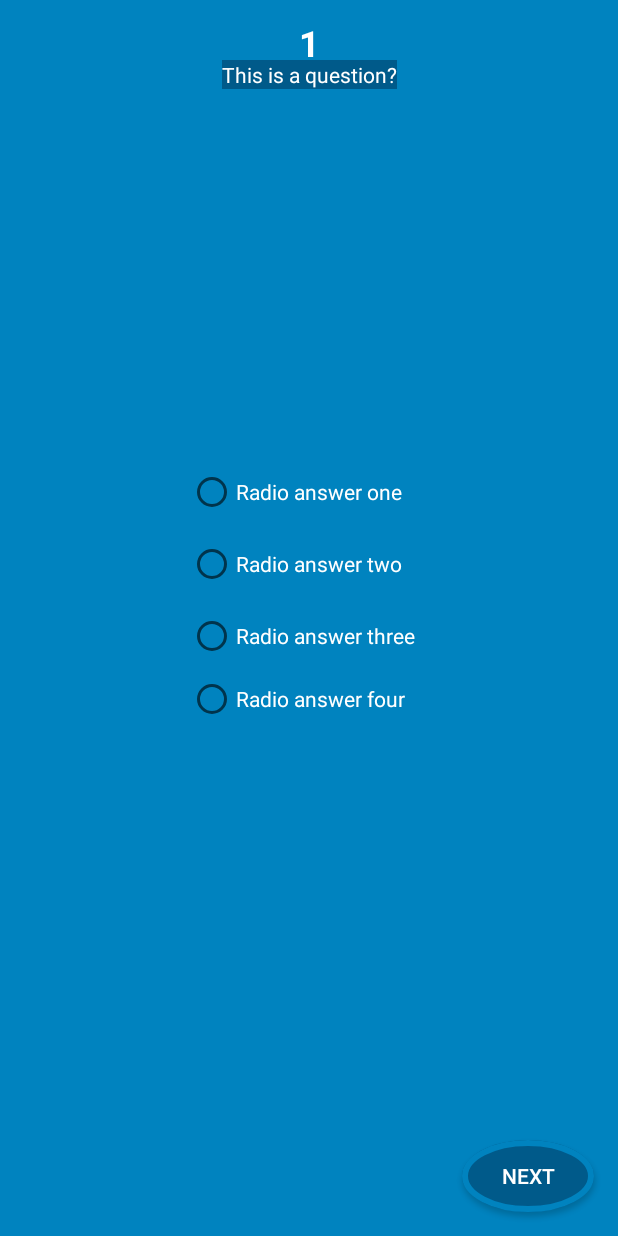
After one commit to ajsherrell/Quiz-Hyperbaric, an Android app: the layout detail_item.xml on its own in the app's theme, with its tools: preview values and no code run, on a phone screen of 412 x 824 dp. The commit adds this screen. Run offline under Robolectric (Android 15) with nearby library versions, the phone set to English and light mode, and no system bars.

Commit message:
bug in parser

```diff
--- a/app/build.gradle
+++ b/app/build.gradle
@@ -65,6 +65,7 @@ dependencies {
 
     //Room
     implementation 'androidx.room:room-runtime:2.2.5'
+    implementation 'androidx.legacy:legacy-support-v4:1.0.0'
     kapt 'androidx.room:room-compiler:2.2.5'
     implementation "androidx.room:room-ktx:2.2.5"
 
--- a/app/src/main/java/com/ajsherrell/android/quiz_hyperbaric/adapter/QuizListAdapter.kt
+++ b/app/src/main/java/com/ajsherrell/android/quiz_hyperbaric/adapter/QuizListAdapter.kt
@@ -4,7 +4,6 @@ import android.view.LayoutInflater
 import android.view.ViewGroup
 import androidx.databinding.DataBindingUtil
 import androidx.recyclerview.widget.RecyclerView
-import com.ajsherrell.android.quiz_hyperbaric.QuizApplication
 import com.ajsherrell.android.quiz_hyperbaric.R
 import com.ajsherrell.android.quiz_hyperbaric.databinding.ButtonListBinding
 import com.ajsherrell.android.quiz_hyperbaric.model.Category
@@ -30,6 +29,10 @@ class QuizListAdapter (val clickListener: QuizListClickListener)
 
     override fun getItemCount(): Int {
         return category.size
+    }
+
+    override fun getItemViewType(position: Int): Int {
+        return super.getItemViewType(position)
     }
 
     override fun onBindViewHolder(holder: QuizHolder, position: Int) {
--- /dev/null
+++ b/app/src/main/res/layout/detail_item.xml
@@ -0,0 +1,114 @@
+<?xml version="1.0" encoding="utf-8"?>
+<layout xmlns:android="http://schemas.android.com/apk/res/android"
+    xmlns:tools="http://schemas.android.com/tools"
+    xmlns:app="http://schemas.android.com/apk/res-auto">
+
+    <data>
+        <variable
+            name="model"
+            type="com.ajsherrell.android.quiz_hyperbaric.viewModel.QuizListViewModel" />
+        <variable
+            name="index"
+            type="Integer" />
+        <variable
+            name="cat"
+            type="com.ajsherrell.android.quiz_hyperbaric.model.Category" />
+    </data>
+
+    <androidx.constraintlayout.widget.ConstraintLayout
+        android:layout_width="match_parent"
+        android:layout_height="match_parent"
+        android:layout_margin="8dp">
+
+
+        <TextView
+            android:id="@+id/idTextView"
+            android:layout_width="wrap_content"
+            android:layout_height="wrap_content"
+            android:layout_marginTop="8dp"
+            android:textAlignment="center"
+            android:textAppearance="@style/TextAppearance.AppCompat.Large"
+            android:textColor="@android:color/white"
+            android:textSize="24sp"
+            android:textStyle="bold"
+            app:layout_constraintBottom_toTopOf="@+id/questionTextView"
+            app:layout_constraintEnd_toEndOf="parent"
+            app:layout_constraintStart_toStartOf="parent"
+            app:layout_constraintTop_toTopOf="parent"
+            tools:text="1" />
+
+        <TextView
+            android:id="@+id/questionTextView"
+            android:layout_width="wrap_content"
+            android:layout_height="wrap_content"
+            android:layout_marginStart="8dp"
+            android:layout_marginTop="32dp"
+            android:layout_marginEnd="8dp"
+            android:background="@color/dark_blue"
+            android:textColor="@android:color/white"
+            app:layout_constraintEnd_toEndOf="parent"
+            app:layout_constraintStart_toStartOf="parent"
+            app:layout_constraintTop_toTopOf="parent"
+            android:text="@{cat.questions[0].questionText}"
+            tools:text="@string/sampleQuestion" />
+
+        <RadioGroup
+            android:id="@+id/radioGroup"
+            android:layout_width="177dp"
+            android:layout_height="180dp"
+            android:layout_marginBottom="32dp"
+            app:layout_constraintBottom_toTopOf="@+id/next"
+            app:layout_constraintEnd_toEndOf="parent"
+            app:layout_constraintStart_toStartOf="parent"
+            app:layout_constraintTop_toBottomOf="@+id/questionTextView">
+
+            <RadioButton
+                android:id="@+id/radioButton1"
+                android:layout_width="match_parent"
+                android:layout_height="wrap_content"
+                android:layout_margin="8dp"
+                android:textColor="@android:color/white"
+                android:text="@{cat.questions[0].options[0]}"
+                tools:text="@string/one" />
+
+            <RadioButton
+                android:id="@+id/radioButton2"
+                android:layout_width="match_parent"
+                android:layout_height="wrap_content"
+                android:layout_margin="8dp"
+                android:text="@{cat.questions[0].options[1]}"
+                android:textColor="@android:color/white"
+                tools:text="@string/two" />
+
+            <RadioButton
+                android:id="@+id/radioButton3"
+                android:layout_width="match_parent"
+                android:layout_height="wrap_content"
+                android:layout_margin="8dp"
+                android:textColor="@android:color/white"
+                android:text="@{cat.questions[0].options[2]}"
+                tools:text="@string/three" />
+
+            <RadioButton
+                android:id="@+id/radioButton4"
+                android:layout_width="match_parent"
+                android:layout_height="wrap_content"
+                android:layout_margin="8dp"
+                android:textColor="@android:color/white"
+                android:text="@{cat.questions[0].options[3]}"
+                tools:text="@string/four" />
+        </RadioGroup>
+
+        <Button
+            android:id="@+id/next"
+            android:layout_width="wrap_content"
+            android:layout_height="wrap_content"
+            android:layout_marginEnd="8dp"
+            android:layout_marginBottom="8dp"
+            android:textColor="@android:color/white"
+            app:layout_constraintBottom_toBottomOf="parent"
+            app:layout_constraintEnd_toEndOf="parent"
+            tools:text="@string/next" />
+    </androidx.constraintlayout.widget.ConstraintLayout>
+
+</layout>
--- a/app/src/main/res/layout/fragment_list.xml
+++ b/app/src/main/res/layout/fragment_list.xml
@@ -1,9 +1,11 @@
 <?xml version="1.0" encoding="utf-8"?>
-<layout xmlns:android="http://schemas.android.com/apk/res/android">
+<layout xmlns:android="http://schemas.android.com/apk/res/android"
+    xmlns:tools="http://schemas.android.com/tools"
+    tools:context=".ListFragment">
 
         <androidx.recyclerview.widget.RecyclerView
             android:id="@+id/list_recycler_view"
             android:layout_width="match_parent"
-            android:layout_height="match_parent"/>
+            android:layout_height="match_parent" />
 
 </layout>
--- a/app/src/main/res/values/strings.xml
+++ b/app/src/main/res/values/strings.xml
@@ -1,4 +1,14 @@
 <resources>
     <string name="app_name">Quiz-Hyperbaric</string>
     <string name="category">Category</string>
+
+    <!-- TODO: Remove or change this placeholder text -->
+    <string name="hello_blank_fragment">Hello blank fragment</string>
+    <string name="sampleQuestion">This is a question?</string>
+    <string name="one">Radio answer one</string>
+    <string name="two">Radio answer two</string>
+    <string name="three">Radio answer three</string>
+    <string name="four">Radio answer four</string>
+    <string name="next">Next</string>
+    <string name="retry">Retry</string>
 </resources>
```
Also changed, not shown: app/src/main/java/com/ajsherrell/android/quiz_hyperbaric/DetailFragment.kt (added, +97 -0 lines), app/src/main/java/com/ajsherrell/android/quiz_hyperbaric/ListFragment.kt (+18 -2 lines), app/src/main/java/com/ajsherrell/android/quiz_hyperbaric/adapter/QuizDetailAdapter.kt (added, +58 -0 lines), app/src/main/java/com/ajsherrell/android/quiz_hyperbaric/database/QuizRepository.kt (+8 -0 lines), app/src/main/java/com/ajsherrell/android/quiz_hyperbaric/network/NetworkModule.kt (+8 -1 lines), app/src/main/java/com/ajsherrell/android/quiz_hyperbaric/viewModel/QuizListViewModel.kt (+12 -1 lines), app/src/main/res/layout/fragment_detail.xml (added, +11 -0 lines), app/src/main/res/navigation/nav_graph.xml (+15 -1 lines).
